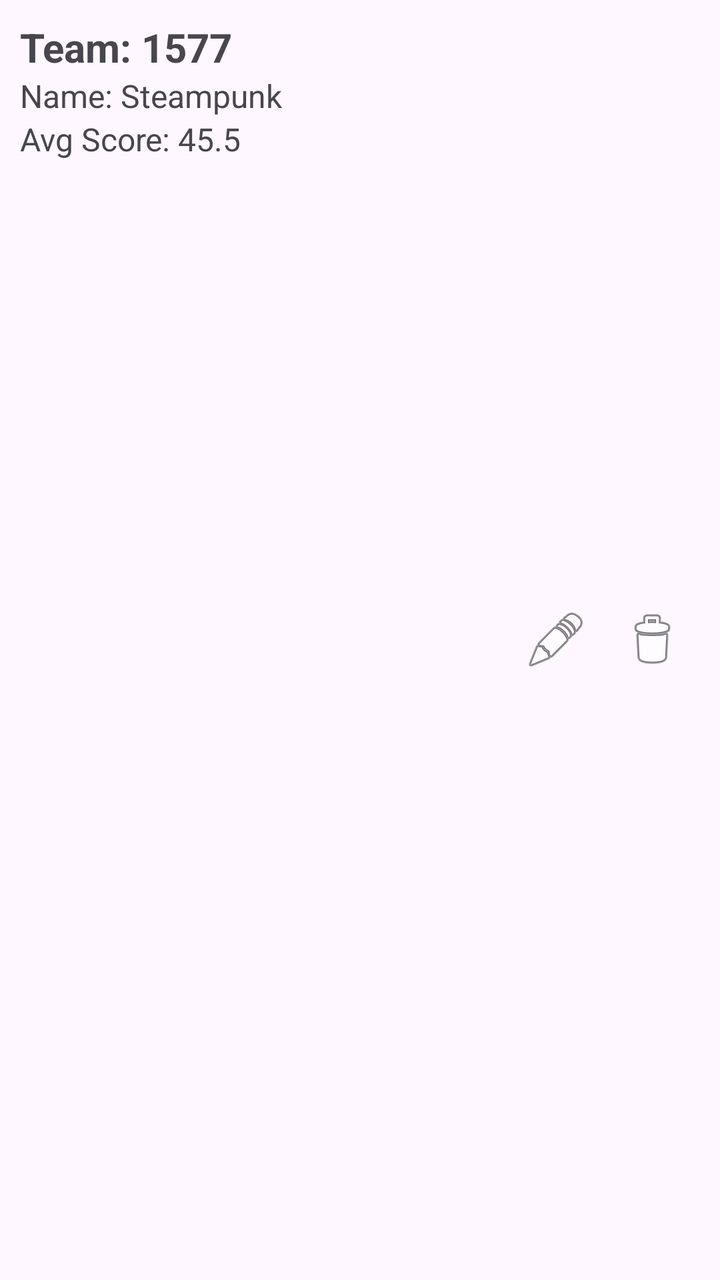
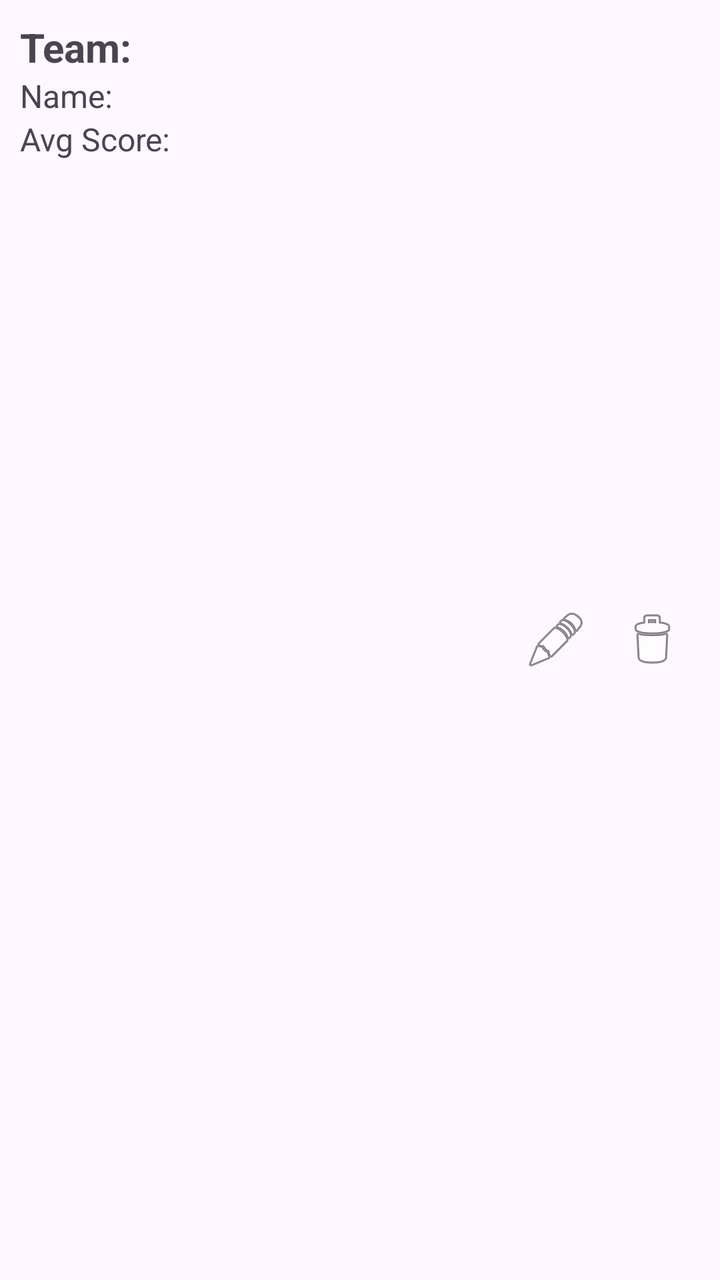

An Android layout rendered at two revisions. The XML below is the earlier revision; the diff shows what the commit changed to produce the second picture.
<!-- AndroidManifest.xml: application theme Theme.Cat -->
<!-- res/layout/single_robot.xml -->
<LinearLayout xmlns:android="http://schemas.android.com/apk/res/android"
    android:layout_width="match_parent"
    android:layout_height="wrap_content"
    android:orientation="horizontal"
    android:padding="10dp"
    android:layout_margin="5dp">

    <LinearLayout
        android:layout_width="0dp"
        android:layout_height="wrap_content"
        android:layout_weight="1"
        android:orientation="vertical">

        <TextView
            android:id="@+id/tvRobotNumber"
            android:layout_width="wrap_content"
            android:layout_height="wrap_content"
            android:text="Team: 1577"
            android:textSize="20sp"
            android:textStyle="bold" />

        <TextView
            android:id="@+id/tvTeamName"
            android:layout_width="wrap_content"
            android:layout_height="wrap_content"
            android:text="Name: Steampunk"
            android:textSize="16sp" />

        <TextView
            android:id="@+id/tvRobotAverageScore"
            android:layout_width="wrap_content"
            android:layout_height="wrap_content"
            android:text="Avg Score: 45.5"
            android:textSize="16sp" />
    </LinearLayout>

    <ImageButton
        android:id="@+id/btnEditName"
        android:layout_width="48dp"
        android:layout_height="48dp"
        android:layout_gravity="center_vertical"
        android:src="@android:drawable/ic_menu_edit"
        android:background="?attr/selectableItemBackgroundBorderless" />

    <ImageButton
        android:id="@+id/btnDelete"
        android:layout_width="48dp"
        android:layout_height="48dp"
        android:layout_gravity="center_vertical"
        android:src="@android:drawable/ic_menu_delete"
        android:background="?attr/selectableItemBackgroundBorderless" />
</LinearLayout>
<!-- resources referenced by this layout -->
<resources>
  <style name="Theme.Cat" parent="Base.Theme.Cat" />
  <style name="Base.Theme.Cat" parent="Theme.Material3.DayNight.NoActionBar">
          
          
      </style>
</resources>

<!-- the commit's change to res/layout/single_robot.xml (unified diff, before → after) -->
@@ -15,7 +15,7 @@
             android:id="@+id/tvRobotNumber"
             android:layout_width="wrap_content"
             android:layout_height="wrap_content"
-            android:text="Team: 1577"
+            android:text="Team: "
             android:textSize="20sp"
             android:textStyle="bold" />
 
@@ -23,14 +23,14 @@
             android:id="@+id/tvTeamName"
             android:layout_width="wrap_content"
             android:layout_height="wrap_content"
-            android:text="Name: Steampunk"
+            android:text="Name: "
             android:textSize="16sp" />
 
         <TextView
             android:id="@+id/tvRobotAverageScore"
             android:layout_width="wrap_content"
             android:layout_height="wrap_content"
-            android:text="Avg Score: 45.5"
+            android:text="Avg Score: "
             android:textSize="16sp" />
     </LinearLayout>
 
